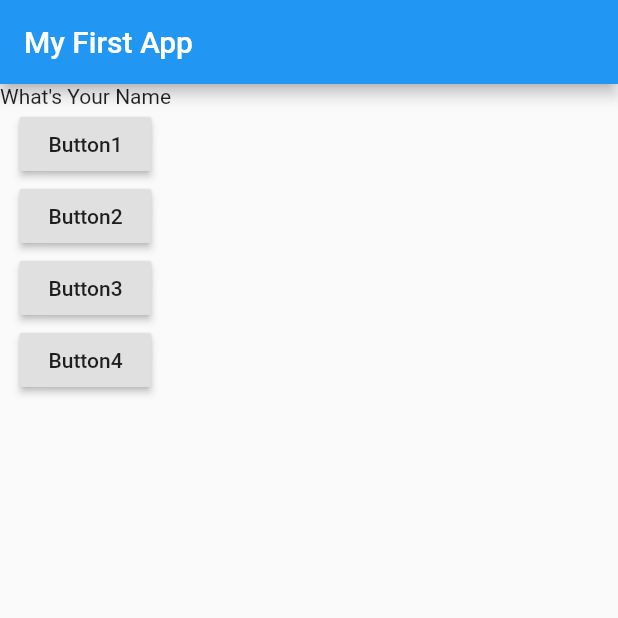
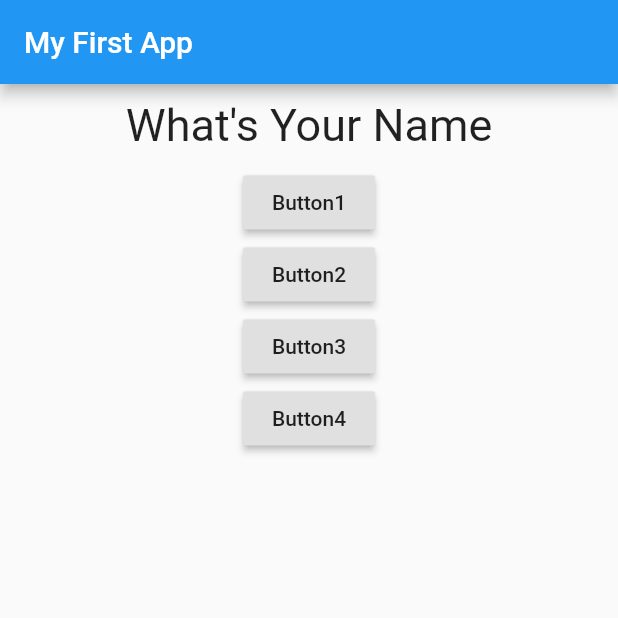
Before and after one commit to mayank8200/Quiz-App---Flutter, a Flutter app: the screen it shows after launch, on a phone screen of 412 x 824 dp, the top half of it. Run offline on Flutter 3.47's test engine with Material 2 defaults, Android fonts, the phone set to English and light mode, and no system bars.

Commit message:
Added Styling to the question text

```diff
--- a/lib/question.dart
+++ b/lib/question.dart
@@ -1,9 +1,14 @@
 import 'package:flutter/material.dart';
+
 class Question extends StatelessWidget {
   final String question;
   Question(this.question);
   @override
   Widget build(BuildContext context) {
-    return Text(question);
+    return Container(
+        width: double.infinity,
+        margin: EdgeInsets.all(10),
+        child: Text(question,
+            style: TextStyle(fontSize: 30), textAlign: TextAlign.center));
   }
 }
```
